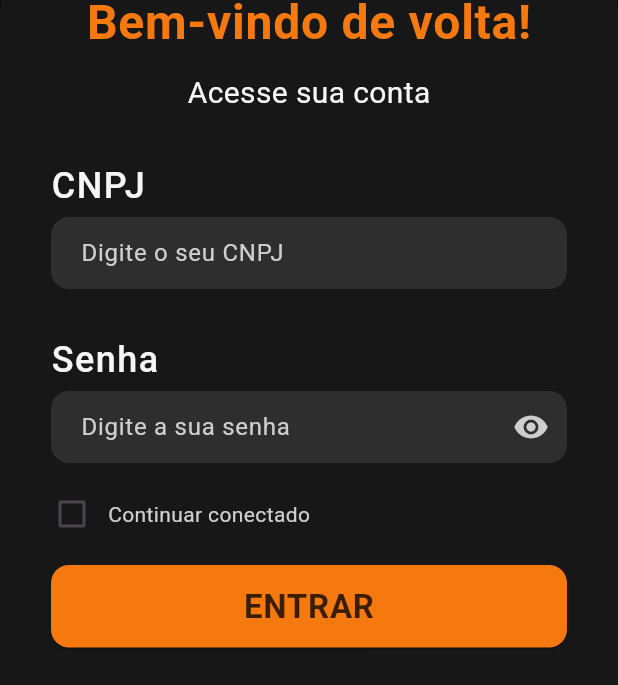
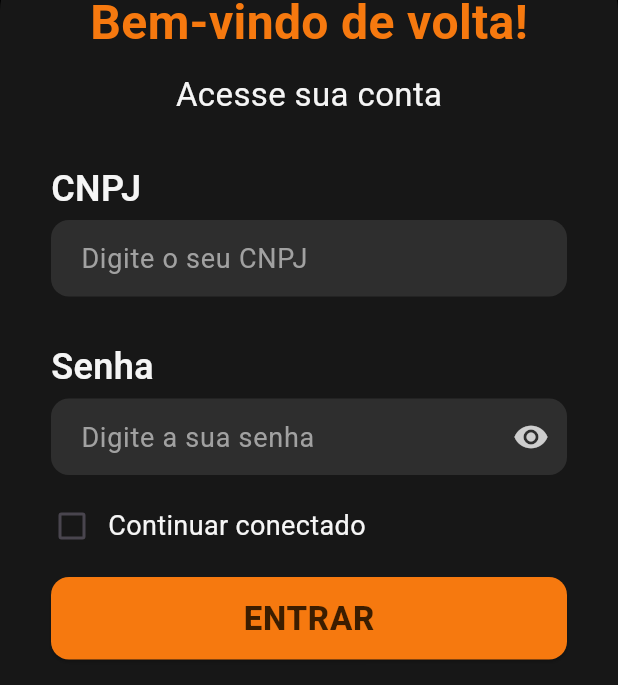
Before and after one commit to joaopaulo-bernucio/sophos_kodiak, a Flutter app: the screen it shows after launch, on a phone screen of 412 x 824 dp, the part 551-1236 px from its top. Run offline on Flutter 3.47's test engine with Material 3 defaults, Android fonts, the light colour scheme and no system bars; our stand-ins replace fl_chart, logger, shared_preferences.

Commit message:
v0.44 - Remoção de fontes não utilizadas da biblioteca Roboto e atualização das constantes de cores e estilos de texto para melhorar a consistência visual. Ajustes nos testes correspondentes foram removidos.

```diff
--- a/mobile/lib/constants/app_constants.dart
+++ b/mobile/lib/constants/app_constants.dart
@@ -9,9 +9,10 @@ class AppColors {
 
   static const Color textPrimary = Color(0xFFF5F5F5);
   static const Color textSecondary = Color(0xFFCECECE);
+  static const Color textPlaceholder = Color(0xFFA1A1A1);
 
-  static const Color buttonSendBackground = Color(0xFFE6E6E6);
-  static const Color buttonSendIcon = Color(0xFF2E2E2E);
+  static const Color sendButtonBackground = Color(0xFFE6E6E6);
+  static const Color sendButtonIcon = Color(0xFF2E2E2E);
 
   static const Color error = Color(0xFFFF3333);
   static const Color success = Color(0xFF4CAF50);
@@ -19,46 +20,38 @@ class AppColors {
 }
 
 class AppTextStyles {
-  static const TextStyle sophosKodiak = TextStyle(
+  static const TextStyle logoTitle = TextStyle(
     fontFamily: 'AntonSC',
     color: Colors.white,
     fontSize: 48,
     letterSpacing: 0.5,
   );
 
-  static const TextStyle header = TextStyle(
+  static const TextStyle title = TextStyle(
     fontFamily: 'Roboto',
     color: AppColors.primary,
     fontSize: 32,
-    fontWeight: FontWeight.w700,
-    letterSpacing: 0.5,
+    fontWeight: FontWeight.bold,
   );
 
-  static const TextStyle description = TextStyle(
+  static const TextStyle primaryText = TextStyle(
     fontFamily: 'Roboto',
     color: AppColors.textPrimary,
-    fontSize: 20,
+    fontSize: 18,
+    fontWeight: FontWeight.w500,
   );
 
-  static const TextStyle label = TextStyle(
+  static const TextStyle inputPlaceholder = TextStyle(
+    fontFamily: 'Roboto',
+    fontWeight: FontWeight.w400,
+    color: AppColors.textPlaceholder,
+    fontSize: 18,
+  );
+
+  static const TextStyle largeText = TextStyle(
     fontFamily: 'Roboto',
     color: AppColors.textPrimary,
-    fontSize: 24,
-    fontWeight: FontWeight.w500,
-    letterSpacing: 1,
-  );
-
-  static const TextStyle inputText = TextStyle(
-    fontFamily: 'Roboto',
-    color: AppColors.textPrimary,
-    fontSize: 16,
-  );
-
-  static const TextStyle inputHint = TextStyle(
-    fontFamily: 'Roboto',
-    fontWeight: FontWeight.normal,
-    color: AppColors.textSecondary,
-    fontSize: 16,
+    fontSize: 22,
   );
 
   static const TextStyle button = TextStyle(
@@ -68,14 +61,6 @@ class AppTextStyles {
     color: AppColors.primaryDark,
     letterSpacing: 0.5,
   );
-
-  static const TextStyle link = TextStyle(
-    fontFamily: 'Roboto',
-    fontSize: 18,
-    color: AppColors.textPrimary,
-    decoration: TextDecoration.underline,
-    decorationColor: AppColors.textPrimary,
-  );
 }
 
 class AppDimensions {
@@ -84,5 +69,5 @@ class AppDimensions {
   static const double paddingLarge = 24.0;
 
   static const double borderRadius = 24.0;
-  static const double borderRadiusLogin = 12.0;
+  static const double loginBorderRadius = 12.0;
 }
--- a/mobile/lib/pages/login_page.dart
+++ b/mobile/lib/pages/login_page.dart
@@ -224,12 +224,12 @@ class _HeaderSection extends StatelessWidget {
   Widget build(BuildContext context) {
     return Column(
       children: [
-        const Text('SOPHOS KODIAK', style: AppTextStyles.sophosKodiak),
+        const Text('SOPHOS KODIAK', style: AppTextStyles.logoTitle),
         Image.asset('assets/images/sophos_kodiak_logo.png', height: 250.0),
         const SizedBox(height: 20),
-        const Text('Bem-vindo de volta!', style: AppTextStyles.header),
+        const Text('Bem-vindo de volta!', style: AppTextStyles.title),
         const SizedBox(height: 10),
-        const Text('Acesse sua conta', style: AppTextStyles.description),
+        const Text('Acesse sua conta', style: AppTextStyles.largeText),
       ],
     );
   }
@@ -285,9 +285,11 @@ class _InputSection extends StatelessWidget {
               onChanged: onRememberMeChanged,
               activeColor: AppColors.primary,
             ),
-            const Text(
+            Text(
               'Continuar conectado',
-              style: TextStyle(color: AppColors.textSecondary, fontSize: 14),
+              style: AppTextStyles.primaryText.copyWith(
+                fontWeight: FontWeight.w400,
+              ),
             ),
           ],
         ),
@@ -320,24 +322,30 @@ class _CustomTextField extends StatelessWidget {
       children: [
         Padding(
           padding: const EdgeInsets.only(left: 10, bottom: 4),
-          child: Text(label, style: AppTextStyles.label),
+          child: Text(
+            label,
+            style: AppTextStyles.largeText.copyWith(
+              fontSize: 24,
+              fontWeight: FontWeight.w600,
+            ),
+          ),
         ),
         Padding(
           padding: const EdgeInsets.symmetric(horizontal: 10),
           child: TextField(
             controller: controller,
-            style: AppTextStyles.inputText,
+            style: AppTextStyles.primaryText,
             keyboardType: keyboardType,
             obscureText: obscureText,
             onChanged: onChanged,
             decoration: InputDecoration(
               hintText: hintText,
-              hintStyle: AppTextStyles.inputHint,
+              hintStyle: AppTextStyles.inputPlaceholder,
               filled: true,
               fillColor: AppColors.elementsBackground,
               border: OutlineInputBorder(
                 borderRadius: BorderRadius.circular(
-                  AppDimensions.borderRadiusLogin,
+                  AppDimensions.loginBorderRadius,
                 ),
                 borderSide: BorderSide.none,
               ),
@@ -372,7 +380,7 @@ class _ActionSection extends StatelessWidget {
                 padding: const EdgeInsets.symmetric(vertical: 12),
                 shape: RoundedRectangleBorder(
                   borderRadius: BorderRadius.circular(
-                    AppDimensions.borderRadiusLogin,
+                    AppDimensions.loginBorderRadius,
                   ),
                 ),
               ),
@@ -383,7 +391,13 @@ class _ActionSection extends StatelessWidget {
         const SizedBox(height: 10),
         TextButton(
           onPressed: () {},
-          child: const Text('Esqueci minha senha', style: AppTextStyles.link),
+          child: Text(
+            'Esqueci minha senha',
+            style: AppTextStyles.primaryText.copyWith(
+              decoration: TextDecoration.underline,
+              decorationColor: AppColors.textPrimary,
+            ),
+          ),
         ),
       ],
     );
@@ -402,7 +416,7 @@ class _PreferredNameDialog extends StatelessWidget {
     return AlertDialog(
       backgroundColor: AppColors.background,
       shape: RoundedRectangleBorder(
-        borderRadius: BorderRadius.circular(AppDimensions.borderRadiusLogin),
+        borderRadius: BorderRadius.circular(AppDimensions.loginBorderRadius),
       ),
       title: const Text(
         'Nome Preferido',
@@ -440,7 +454,7 @@ class _ErrorDialog extends StatelessWidget {
     return AlertDialog(
       backgroundColor: AppColors.background,
       shape: RoundedRectangleBorder(
-        borderRadius: BorderRadius.circular(AppDimensions.borderRadiusLogin),
+        borderRadius: BorderRadius.circular(AppDimensions.loginBorderRadius),
       ),
       title: const Text('Erro', style: TextStyle(color: AppColors.textPrimary)),
       content: Text(
```
Also changed, not shown: mobile/lib/pages/charts_page.dart (+7 -7 lines), mobile/lib/pages/chatbot_page.dart (+15 -21 lines), mobile/lib/pages/home_page.dart (+5 -8 lines), mobile/pubspec.yaml (+21 -0 lines), mobile/assets/fonts/Roboto/Roboto-Black.ttf (deleted), mobile/assets/fonts/Roboto/Roboto-BlackItalic.ttf (deleted), mobile/assets/fonts/Roboto/Roboto-BoldItalic.ttf (deleted), mobile/assets/fonts/Roboto/Roboto-ExtraBoldItalic.ttf (deleted), mobile/assets/fonts/Roboto/Roboto-ExtraLightItalic.ttf (deleted), mobile/assets/fonts/Roboto/Roboto-LightItalic.ttf (deleted), mobile/assets/fonts/Roboto/Roboto-MediumItalic.ttf (deleted), mobile/assets/fonts/Roboto/Roboto-SemiBoldItalic.ttf (deleted), mobile/assets/fonts/Roboto/Roboto-ThinItalic.ttf (deleted), 1 other file.
